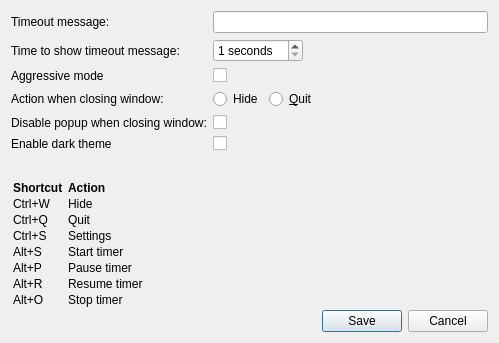
Old version of the form src/settingswidget.ui in the repository Granddave/Stretch-timer.
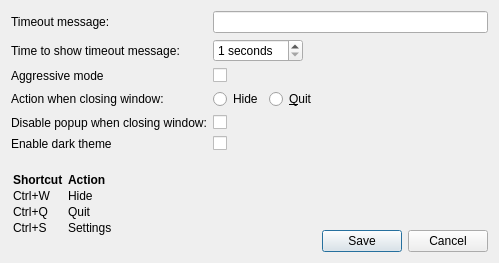
New version of the form.

Patch:
```diff
--- a/src/settingswidget.ui
+++ b/src/settingswidget.ui
@@ -7,7 +7,7 @@
     <x>0</x>
     <y>0</y>
     <width>499</width>
-    <height>343</height>
+    <height>263</height>
    </rect>
   </property>
   <property name="sizePolicy">
@@ -201,13 +201,7 @@
 &lt;td&gt;&lt;p&gt;&lt;span style=&quot; font-weight:600;&quot;&gt;Action&lt;/span&gt;&lt;/p&gt;&lt;/td&gt;&lt;/tr&gt;
 &lt;tr&gt;&lt;td&gt;&lt;p&gt;Ctrl+W&lt;/p&gt;&lt;/td&gt;&lt;td&gt;&lt;p&gt;Hide&lt;/p&gt;&lt;/td&gt;&lt;/tr&gt;
 &lt;tr&gt;&lt;td&gt;&lt;p&gt;Ctrl+Q&lt;/p&gt;&lt;/td&gt;&lt;td&gt;&lt;p&gt;Quit&lt;/p&gt;&lt;/td&gt;&lt;/tr&gt;
-&lt;tr&gt;&lt;td&gt;&lt;p&gt;Ctrl+S&lt;/p&gt;&lt;/td&gt;&lt;td&gt;&lt;p&gt;Settings&lt;/p&gt;&lt;/td&gt;&lt;/tr&gt;
-&lt;tr&gt;&lt;td&gt;&lt;p&gt;Alt+S&lt;/p&gt;&lt;/td&gt;&lt;td&gt;&lt;p&gt;Start timer&lt;/p&gt;&lt;/td&gt;&lt;/tr&gt;
-&lt;tr&gt;&lt;td&gt;&lt;p&gt;Alt+P&lt;/p&gt;&lt;/td&gt;&lt;td&gt;&lt;p&gt;Pause timer&lt;/p&gt;&lt;/td&gt;&lt;/tr&gt;
-&lt;tr&gt;&lt;td&gt;&lt;p&gt;Alt+R&lt;/p&gt;&lt;/td&gt;&lt;td&gt;&lt;p&gt;Resume timer&lt;/p&gt;&lt;/td&gt;&lt;/tr&gt;
-&lt;tr&gt;&lt;td&gt;&lt;p&gt;Alt+O&lt;/p&gt;&lt;/td&gt;&lt;td&gt;&lt;p&gt;Stop timer&lt;/p&gt;&lt;/td&gt;&lt;/tr&gt;&lt;/table&gt;&lt;/body&gt;&lt;/html&gt;
-
-</string>
+&lt;tr&gt;&lt;td&gt;&lt;p&gt;Ctrl+S&lt;/p&gt;&lt;/td&gt;&lt;td&gt;&lt;p&gt;Settings&lt;/p&gt;&lt;/td&gt;&lt;/tr&gt;</string>
        </property>
        <property name="indent">
         <number>0</number>
```
Left out of the diff: 32 changed lines with no effect on the pictures.
